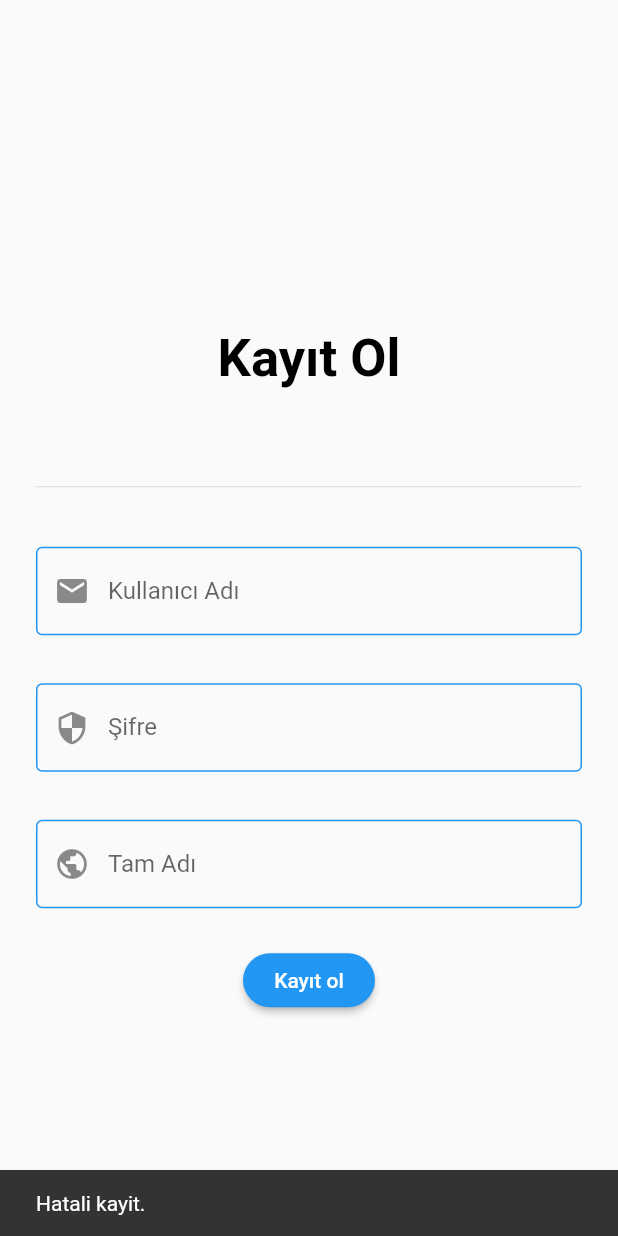
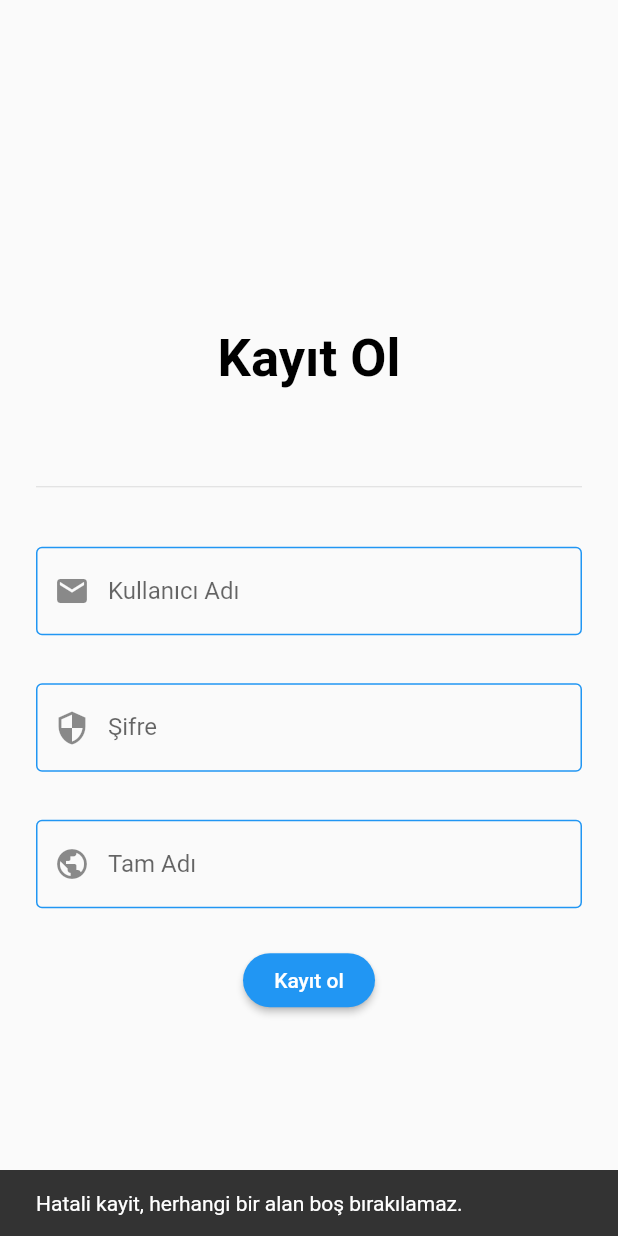
Before and after one commit to belyaerenturk/virt_shelf, a Flutter app: the RegisterPage screen opened directly, after a tap on "Kayıt ol", on a phone screen of 412 x 824 dp. Run offline on Flutter 3.47's test engine with Material 2 defaults, Android fonts, the light colour scheme and no system bars; our stand-ins replace shared_preferences; accounts and stored records are empty.

Commit message:
Tasarımsal açıdan basit güncellemeler

```diff
--- a/lib/screens/register_screen.dart
+++ b/lib/screens/register_screen.dart
@@ -19,8 +19,8 @@ class _RegisterPageState extends State<RegisterPage> {
     var s = sifreKayit.text;
     var ta = tamAdKayit.text;
 
-    if(ka == "" && s == "") {
-      scaffoldKeyKayit.currentState.showSnackBar(SnackBar(content: Text("Hatali kayit."),),);
+    if(ka == "" && s == "" && ta == "") {
+      scaffoldKeyKayit.currentState.showSnackBar(SnackBar(content: Text("Hatali kayit, herhangi bir alan boş bırakılamaz."),),);
     }
     else {
       var sp = await SharedPreferences.getInstance();
@@ -30,6 +30,8 @@ class _RegisterPageState extends State<RegisterPage> {
       Navigator.push(context, MaterialPageRoute(builder: (context) => OpeningScreen()),);
     }
   }
+
+
 
   @override
   Widget build(BuildContext context) {
```
